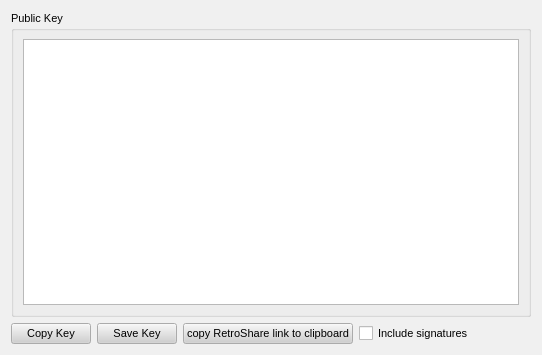
Before: the Qt Designer form retroshare-gui/src/gui/settings/CryptoPage.ui in RetroShare/RetroShare, drawn with Qt 5.
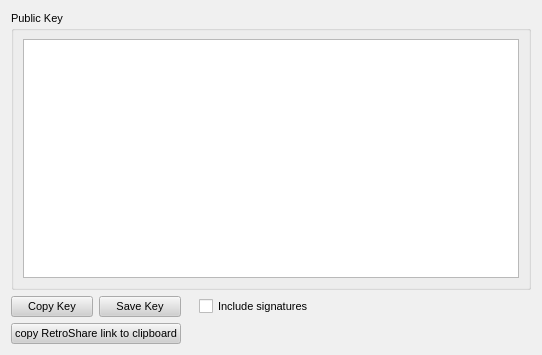
After: the same form once the commit is applied.

Commit message: Fixed layout of the CryptoPage and german language.

Patch:
```diff
--- a/retroshare-gui/src/gui/settings/CryptoPage.ui
+++ b/retroshare-gui/src/gui/settings/CryptoPage.ui
@@ -500,7 +500,7 @@
    <enum>Qt::NoContextMenu</enum>
   </property>
   <layout class="QGridLayout" name="gridLayout_2">
-   <item row="0" column="0" colspan="5">
+   <item row="0" column="0" colspan="6">
     <widget class="QGroupBox" name="groupBox">
      <property name="title">
       <string>Public Key</string>
@@ -549,7 +549,7 @@
      </property>
     </widget>
    </item>
-   <item row="1" column="4">
+   <item row="1" column="5">
     <spacer name="horizontalSpacer">
      <property name="orientation">
       <enum>Qt::Horizontal</enum>
@@ -562,14 +562,14 @@
      </property>
     </spacer>
    </item>
-   <item row="1" column="3">
+   <item row="1" column="4">
     <widget class="QCheckBox" name="_includeSignatures_CB">
      <property name="text">
       <string>Include signatures</string>
      </property>
     </widget>
    </item>
-   <item row="1" column="2">
+   <item row="2" column="0" colspan="2">
     <widget class="QPushButton" name="_copyLink_PB">
      <property name="text">
       <string>copy RetroShare link to clipboard</string>
```
Left out of the diff: 4 changed lines with no effect on the pictures. The commit also changes 2 other files.
